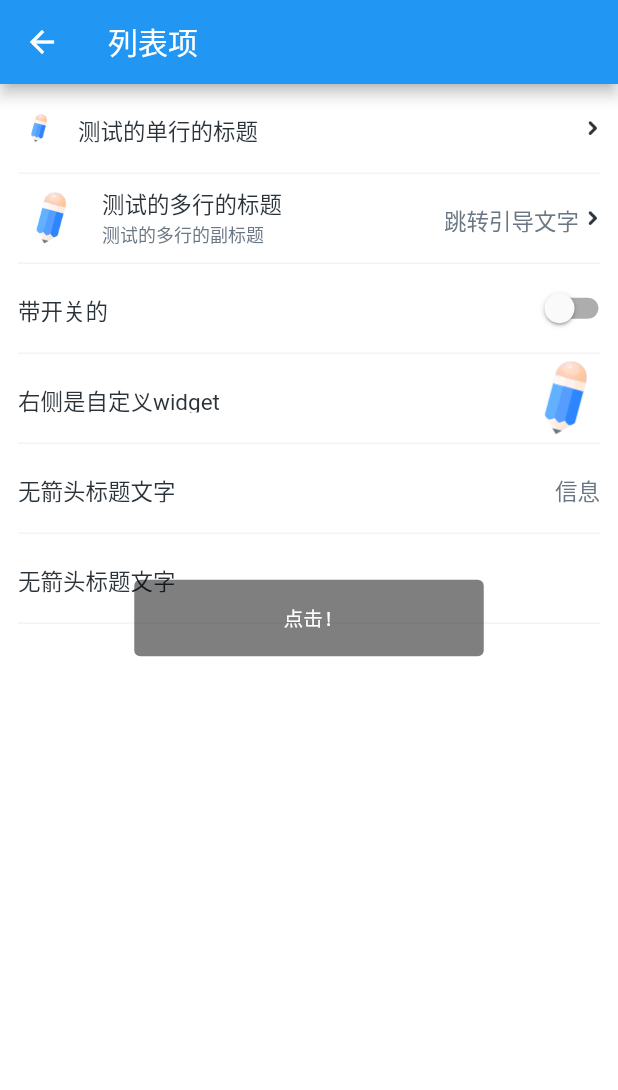
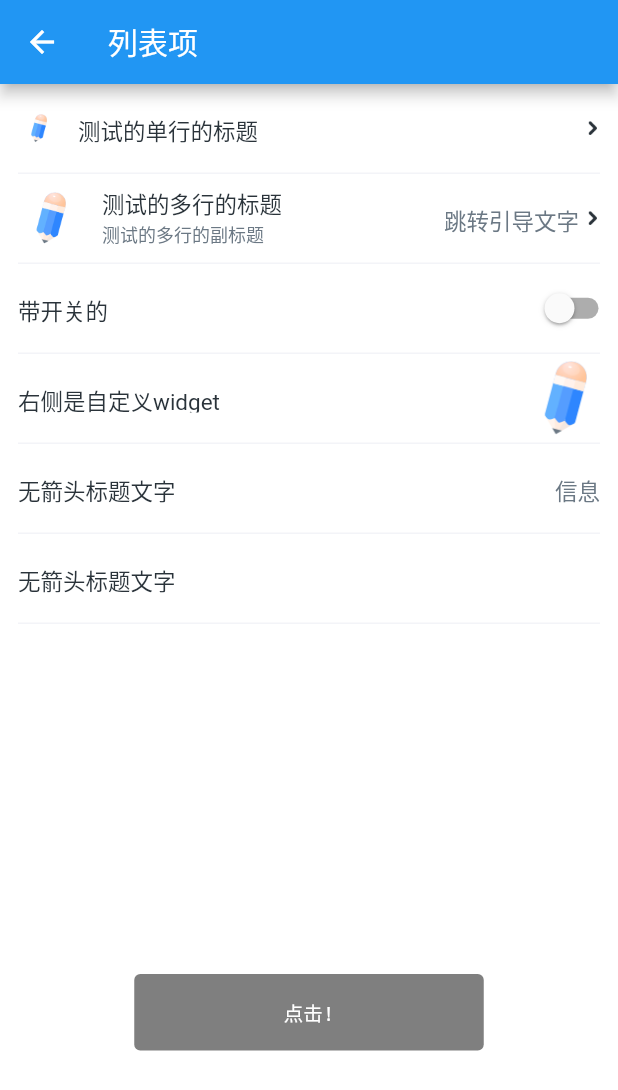
Before and after one commit to shaomaicheng/euitter, a Flutter app: the ShowListItemPage screen opened by its route, after a tap on "跳转引导文字", on a phone screen of 412 x 824 dp. Shown: the top 1090 px of the screen. Run offline on Flutter 3.47's test engine with Material 2 defaults, Android fonts, the phone set to English and light mode, and no system bars.

Commit message:
修改toast在iOS上的位置

```diff
--- a/lib/window/toast.dart
+++ b/lib/window/toast.dart
@@ -118,7 +118,10 @@ class _ToastState extends State<_Toast> with TickerProviderStateMixin {
       builder: (context, child) {
         return Opacity(
           opacity: animation.value,
-          child: Center(
+          child: Padding(
+            padding: EdgeInsets.only(bottom: MediaQuery.of(context).size.height * 0.15),
+            child: Align(
+              alignment: Alignment.bottomCenter,
               child: Column(
                 mainAxisSize: MainAxisSize.min,
                 children: <Widget>[
@@ -146,6 +149,7 @@ class _ToastState extends State<_Toast> with TickerProviderStateMixin {
                 ],
               ),
             ),
+          ),
         );
       },
     ));
```
Lines whose indentation alone changed are shown as unchanged.
